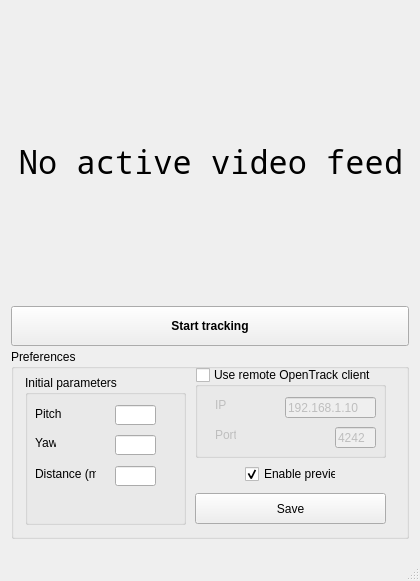
First picture: the form in Client/src/view/MainWindow.ui, repository AIRLegend/aitrack, before the edit.
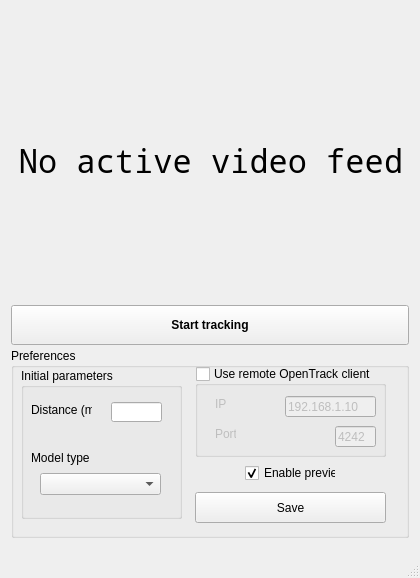
Second picture: the form after the edit. Icons and pictures are not drawn.

The edit to the form file:
```diff
--- a/Client/src/view/MainWindow.ui
+++ b/Client/src/view/MainWindow.ui
@@ -7,7 +7,7 @@
     <x>0</x>
     <y>0</y>
     <width>420</width>
-    <height>581</height>
+    <height>578</height>
    </rect>
   </property>
   <property name="sizePolicy">
@@ -308,72 +308,20 @@
         <widget class="QGroupBox" name="paramsGroupBox">
          <property name="geometry">
           <rect>
-           <x>14</x>
-           <y>26</y>
+           <x>10</x>
+           <y>20</y>
            <width>161</width>
-           <height>150</height>
+           <height>151</height>
           </rect>
          </property>
          <property name="title">
           <string>Initial parameters</string>
          </property>
-         <widget class="QLineEdit" name="pitchField">
-          <property name="geometry">
-           <rect>
-            <x>90</x>
-            <y>30</y>
-            <width>41</width>
-            <height>20</height>
-           </rect>
-          </property>
-          <property name="text">
-           <string/>
-          </property>
-         </widget>
-         <widget class="QLabel" name="label_3">
-          <property name="geometry">
-           <rect>
-            <x>10</x>
-            <y>31</y>
-            <width>31</width>
-            <height>16</height>
-           </rect>
-          </property>
-          <property name="text">
-           <string>Pitch</string>
-          </property>
-         </widget>
-         <widget class="QLabel" name="label_4">
-          <property name="geometry">
-           <rect>
-            <x>10</x>
-            <y>60</y>
-            <width>21</width>
-            <height>16</height>
-           </rect>
-          </property>
-          <property name="text">
-           <string>Yaw</string>
-          </property>
-         </widget>
-         <widget class="QLineEdit" name="yawField">
-          <property name="geometry">
-           <rect>
-            <x>90</x>
-            <y>60</y>
-            <width>41</width>
-            <height>20</height>
-           </rect>
-          </property>
-          <property name="text">
-           <string/>
-          </property>
-         </widget>
          <widget class="QLabel" name="label_8">
           <property name="geometry">
            <rect>
             <x>10</x>
-            <y>90</y>
+            <y>33</y>
             <width>61</width>
             <height>18</height>
            </rect>
@@ -386,8 +334,8 @@
           <property name="geometry">
            <rect>
             <x>90</x>
-            <y>91</y>
-            <width>41</width>
+            <y>34</y>
+            <width>51</width>
             <height>20</height>
            </rect>
           </property>
@@ -395,6 +343,29 @@
            <string/>
           </property>
          </widget>
+         <widget class="QLabel" name="label_3">
+          <property name="geometry">
+           <rect>
+            <x>10</x>
+            <y>82</y>
+            <width>121</width>
+            <height>16</height>
+           </rect>
+          </property>
+          <property name="text">
+           <string>Model type</string>
+          </property>
+         </widget>
+         <widget class="QComboBox" name="modeltypeSelect">
+          <property name="geometry">
+           <rect>
+            <x>19</x>
+            <y>105</y>
+            <width>121</width>
+            <height>22</height>
+           </rect>
+          </property>
+         </widget>
         </widget>
         <widget class="QPushButton" name="saveBtn">
          <property name="geometry">
```
